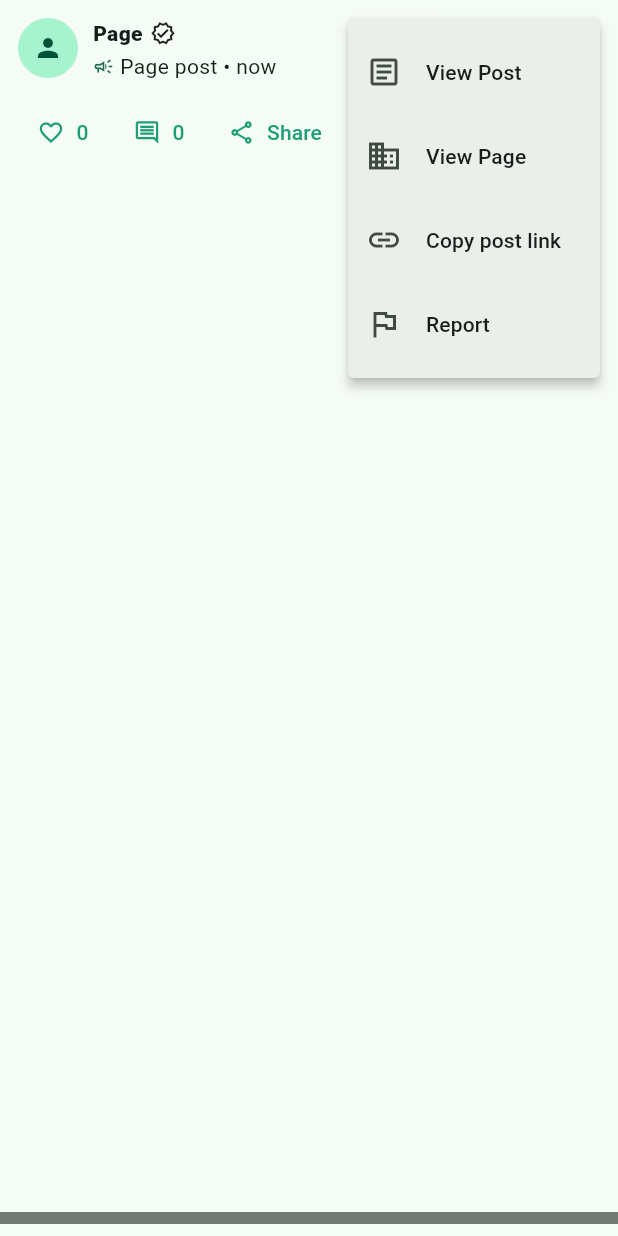
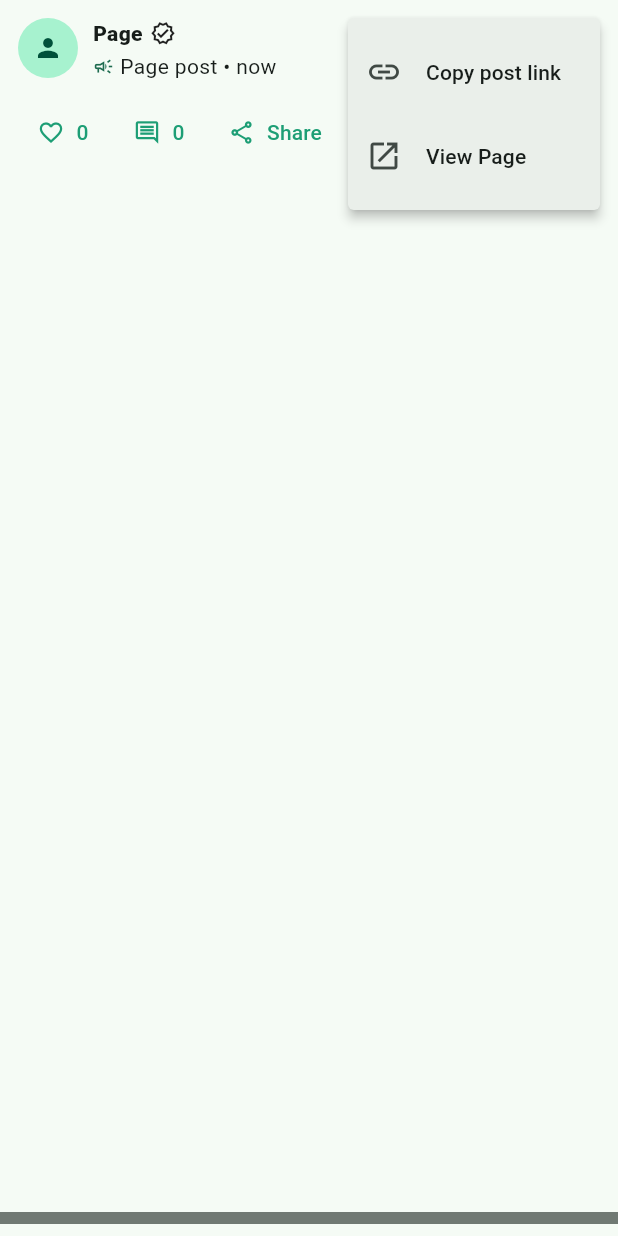
Before and after one commit to ssingh1432/gather, a Flutter app: the PageOwnerPostHomeCard widget shown alone on an empty page, opened directly with empty values, after a tap on the "more vert" icon, on a phone screen of 412 x 824 dp. Run offline on Flutter 3.47's test engine with Material 3 defaults, Android fonts, the phone set to English and light mode, and no system bars; our stand-ins replace audioplayers, cached_network_image, file_picker, firebase_core, firebase_messaging, flutter_dotenv and 15 more; missing offline and left inert: dart:js_interop, gal, receive_sharing_intent; accounts and stored records are empty; network calls fail; statements that could not run were skipped.

```diff
--- a/flutter_app/lib/features/pages/page_owner_post_home_card.dart
+++ b/flutter_app/lib/features/pages/page_owner_post_home_card.dart
@@ -21,191 +21,34 @@ class PageOwnerPostHomeCard extends StatefulWidget {
 class _PageOwnerPostHomeCardState extends State<PageOwnerPostHomeCard> {
   final _repo = PageOwnerPostEngagementRepository();
   bool _liked = false;
-  int _likes = 0, _comments = 0, _shares = 0;
+  int _likes = 0;
+  int _comments = 0;
+  int _shares = 0;
   bool _busy = false;
-
-  @override
-  void initState() {
-    super.initState();
-    _likes = widget.post.likeCount; _comments = widget.post.commentCount; _shares = widget.post.shareCount; _liked = widget.post.isLiked;
-    _loadEngagement();
-  }
-
-  Future<void> _loadEngagement() async {
-    try {
-      final e = await _repo.getEngagement(widget.post.id);
-      if (!mounted) return;
-      setState(() { _likes = e['likes'] as int; _comments = e['comments'] as int; _shares = e['shares'] as int; _liked = e['liked'] as bool; });
-    } catch (_) {}
-  }
-
-  Future<void> _copyLink(BuildContext context) async {
-    if (widget.pageId == null || widget.pageId!.isEmpty) return;
-    await Clipboard.setData(ClipboardData(text: 'https://eiquoab.xyz/page?id=${widget.pageId}&postId=${widget.post.id}'));
-    if (context.mounted) ScaffoldMessenger.of(context).showSnackBar(const SnackBar(content: Text('Post link copied.')));
-  }
-
-  Future<void> _reportPost(BuildContext context) async {
-    if (SupabaseConfig.currentUserId == null) { context.push('/login'); return; }
-    final result = await showDialog<Map<String, String>>(context: context, builder: (_) => const _PagePostReportDialog());
-    if (result == null) return;
-    try {
-      await _repo.report(widget.post.id, result['category']!, reason: result['reason']);
-      if (context.mounted) ScaffoldMessenger.of(context).showSnackBar(const SnackBar(content: Text('Report submitted.')));
-    } catch (_) {
-      if (context.mounted) ScaffoldMessenger.of(context).showSnackBar(const SnackBar(content: Text('Could not submit report.')));
-    }
-  }
-
-  Future<void> _toggleLike() async {
-    final uid = SupabaseConfig.currentUserId;
-    if (uid == null) { context.push('/login'); return; }
-    if (_busy) return;
-    final previous = _liked;
-    setState(() { _busy = true; _liked = !previous; _likes += previous ? -1 : 1; });
-    try { await _repo.setLike(widget.post.id, !previous); }
-    catch (_) {
-      if (mounted) {
-        setState(() { _liked = previous; _likes += previous ? 1 : -1; });
-        ScaffoldMessenger.of(context).showSnackBar(const SnackBar(content: Text('Could not update like.')));
-      }
-    } finally { if (mounted) setState(() => _busy = false); }
-  }
-
-  Future<void> _commentsSheet() async {
-    await showModalBottomSheet(context: context, isScrollControlled: true, showDragHandle: true, builder: (_) => _PageOwnerCommentsSheet(postId: widget.post.id));
-    _loadEngagement();
-  }
-
-  Future<void> _share() async {
-    final uid = SupabaseConfig.currentUserId;
-    if (uid == null) { context.push('/login'); return; }
-    if (widget.pageId == null || widget.pageId!.isEmpty) return;
-    final url = 'https://eiquoab.xyz/page?id=${widget.pageId}&postId=${widget.post.id}';
-    final text = widget.post.textContent.trim();
-    try {
-      await Share.share([if (text.isNotEmpty) text, url].join('\n\n'));
-      await _repo.recordShare(widget.post.id);
-      if (mounted) setState(() => _shares++);
-    } catch (_) { if (mounted) ScaffoldMessenger.of(context).showSnackBar(const SnackBar(content: Text('Could not share this post.'))); }
-  }
-
-  Future<void> _viewPost() async {
-    await showModalBottomSheet<void>(
-      context: context,
-      isScrollControlled: true,
-      showDragHandle: true,
-      builder: (_) => SafeArea(
-        child: SingleChildScrollView(
-          child: PageOwnerPostHomeCard(post: widget.post, pageId: widget.pageId, pageName: widget.pageName),
-        ),
-      ),
-    );
-  }
-
-  @override
-  Widget build(BuildContext context) {
-    final name = widget.pageName.isEmpty ? 'Page' : widget.pageName;
-    return Container(
-      margin: const EdgeInsets.only(bottom: 8),
-      decoration: BoxDecoration(color: Theme.of(context).cardColor, border: Border(bottom: BorderSide(color: Theme.of(context).dividerColor, width: 8))),
-      child: Padding(
-        padding: const EdgeInsets.fromLTRB(12, 12, 12, 10),
-        child: Column(crossAxisAlignment: CrossAxisAlignment.start, children: [
-          Row(crossAxisAlignment: CrossAxisAlignment.start, children: [
-            ProfileAvatar(url: widget.post.authorAvatarUrl, radius: 20),
-            const SizedBox(width: 10),
-            Expanded(child: Column(crossAxisAlignment: CrossAxisAlignment.start, children: [
-              Row(children: [Flexible(child: Text(name, style: const TextStyle(fontWeight: FontWeight.w800))), const SizedBox(width: 5), const Icon(Icons.verified_outlined, size: 17)]),
-              const SizedBox(height: 2),
-              Row(children: [Icon(Icons.campaign_outlined, size: 14, color: Theme.of(context).colorScheme.primary), const SizedBox(width: 4), Text('Page post • ${timeAgo(widget.post.createdAt)}')]),
-            ])),
-            PopupMenuButton<String>(
-              tooltip: 'Post options',
-              onSelected: (value) { if (value == 'copy') _copyLink(context); if (value == 'view') _viewPost(); if (value == 'page' && widget.pageId != null) context.push('/page-profile?id=${widget.pageId}'); if (value == 'report') _reportPost(context); },
-              itemBuilder: (_) => const [
-                PopupMenuItem(value: 'view', child: ListTile(contentPadding: EdgeInsets.zero, leading: Icon(Icons.article_outlined), title: Text('View Post'))),
-                PopupMenuItem(value: 'page', child: ListTile(contentPadding: EdgeInsets.zero, leading: Icon(Icons.business_outlined), title: Text('View Page'))),
-                PopupMenuItem(value: 'copy', child: ListTile(contentPadding: EdgeInsets.zero, leading: Icon(Icons.link), title: Text('Copy post link'))),
-                PopupMenuItem(value: 'report', child: ListTile(contentPadding: EdgeInsets.zero, leading: Icon(Icons.flag_outlined), title: Text('Report'))),
-              ],
-            ),
-          ]),
-          if (widget.post.textContent.trim().isNotEmpty) ...[const SizedBox(height: 12), Text(widget.post.textContent, style: Theme.of(context).textTheme.bodyLarge)],
-          if (widget.post.mediaItems.isNotEmpty) ...[
-            const SizedBox(height: 12),
-            PageMediaGallery(items: widget.post.mediaItems.map((item) => {'url': item.mediaUrl, 'type': item.mediaType, 'media_url': item.mediaUrl, 'media_type': item.mediaType, if (item.thumbnailUrl != null) 'thumbnail_url': item.thumbnailUrl}).toList()),
-          ],
-          const SizedBox(height: 4),
-          Row(children: [
-            TextButton.icon(onPressed: _toggleLike, icon: Icon(_liked ? Icons.favorite : Icons.favorite_border, size: 18), label: Text('$_likes')),
-            TextButton.icon(onPressed: _commentsSheet, icon: const Icon(Icons.comment_outlined, size: 18), label: Text('$_comments')),
-            TextButton.icon(onPressed: _share, icon: const Icon(Icons.share_outlined, size: 18), label: Text(_shares == 0 ? 'Share' : '$_shares')),
-            const Spacer(),
-            TextButton(onPressed: _viewPost, child: const Text('View Post')),
-            TextButton(onPressed: widget.pageId == null ? null : () => context.push('/page-profile?id=${widget.pageId}'), child: const Text('View Page')),
-          ]),
-        ]),
-      ),
-    );
-  }
+  @override void initState() { super.initState(); _likes = widget.post.likeCount; _comments = widget.post.commentCount; _shares = widget.post.shareCount; _liked = widget.post.isLiked; _loadEngagement(); }
+  Future<void> _loadEngagement() async { try { final e = await _repo.getEngagement(widget.post.id); if (!mounted) return; setState(() { _likes = e['likes'] as int; _comments = e['comments'] as int; _shares = e['shares'] as int; _liked = e['liked'] as bool; }); } catch (_) {} }
+  Future<void> _copyLink(BuildContext context) async { if (widget.pageId == null || widget.pageId!.isEmpty) return; await Clipboard.setData(ClipboardData(text: 'https://eiquoab.xyz/page?id=${widget.pageId}&postId=${widget.post.id}')); if (context.mounted) ScaffoldMessenger.of(context).showSnackBar(const SnackBar(content: Text('Post link copied.'))); }
+  Future<void> _toggleLike() async { final uid = SupabaseConfig.currentUserId; if (uid == null) { context.push('/login'); return; } if (_busy) return; final previous = _liked; setState(() { _busy = true; _liked = !previous; _likes += previous ? -1 : 1; }); try { await _repo.setLike(widget.post.id, !previous); } catch (_) { if (mounted) { setState(() { _liked = previous; _likes += previous ? 1 : -1; }); ScaffoldMessenger.of(context).showSnackBar(const SnackBar(content: Text('Could not update like.'))); } } finally { if (mounted) setState(() => _busy = false); } }
+  Future<void> _commentsSheet() async { await showModalBottomSheet(context: context, isScrollControlled: true, showDragHandle: true, builder: (_) => _PageOwnerCommentsSheet(postId: widget.post.id)); _loadEngagement(); }
+  Future<void> _share() async { final uid = SupabaseConfig.currentUserId; if (uid == null) { context.push('/login'); return; } if (widget.pageId == null || widget.pageId!.isEmpty) return; final url = 'https://eiquoab.xyz/page?id=${widget.pageId}&postId=${widget.post.id}'; final text = widget.post.textContent.trim(); try { await Share.share([if (text.isNotEmpty) text, url].join('\n\n')); await _repo.recordShare(widget.post.id); if (mounted) setState(() => _shares++); } catch (_) { if (mounted) ScaffoldMessenger.of(context).showSnackBar(const SnackBar(content: Text('Could not share this post.'))); } }
+  @override Widget build(BuildContext context) { final name = widget.pageName.isEmpty ? 'Page' : widget.pageName; return Container(margin: const EdgeInsets.only(bottom: 8), decoration: BoxDecoration(color: Theme.of(context).cardColor, border: Border(bottom: BorderSide(color: Theme.of(context).dividerColor, width: 8))), child: Padding(padding: const EdgeInsets.fromLTRB(12,12,12,10), child: Column(crossAxisAlignment: CrossAxisAlignment.start, children: [
+    Row(crossAxisAlignment: CrossAxisAlignment.start, children: [ProfileAvatar(url: widget.post.authorAvatarUrl, radius: 20), const SizedBox(width: 10), Expanded(child: Column(crossAxisAlignment: CrossAxisAlignment.start, children: [Row(children: [Flexible(child: Text(name, style: const TextStyle(fontWeight: FontWeight.w800))), const SizedBox(width: 5), const Icon(Icons.verified_outlined, size: 17)]), const SizedBox(height: 2), Row(children: [Icon(Icons.campaign_outlined, size: 14, color: Theme.of(context).colorScheme.primary), const SizedBox(width: 4), Text('Page post • ${timeAgo(widget.post.createdAt)}')])])), PopupMenuButton<String>(tooltip: 'Post options', onSelected: (value) { if (value == 'copy') _copyLink(context); if (value == 'view' && widget.pageId != null) context.push('/page-profile?id=${widget.pageId}'); }, itemBuilder: (_) => const [PopupMenuItem(value: 'copy', child: ListTile(contentPadding: EdgeInsets.zero, leading: Icon(Icons.link), title: Text('Copy post link'))), PopupMenuItem(value: 'view', child: ListTile(contentPadding: EdgeInsets.zero, leading: Icon(Icons.open_in_new), title: Text('View Page')))]),]),
+    if (widget.post.textContent.trim().isNotEmpty) ...[const SizedBox(height: 12), Text(widget.post.textContent, style: Theme.of(context).textTheme.bodyLarge)],
+    if (widget.post.mediaItems.isNotEmpty) ...[const SizedBox(height: 12), PageMediaGallery(items: widget.post.mediaItems.map((item) => {'url': item.mediaUrl, 'type': item.mediaType, 'media_url': item.mediaUrl, 'media_type': item.mediaType, if (item.thumbnailUrl != null) 'thumbnail_url': item.thumbnailUrl}).toList())],
+    const SizedBox(height: 4), Row(children: [TextButton.icon(onPressed: _toggleLike, icon: Icon(_liked ? Icons.favorite : Icons.favorite_border, size: 18), label: Text('$_likes')), TextButton.icon(onPressed: _commentsSheet, icon: const Icon(Icons.comment_outlined, size: 18), label: Text('$_comments')), TextButton.icon(onPressed: _share, icon: const Icon(Icons.share_outlined, size: 18), label: Text(_shares == 0 ? 'Share' : '$_shares')), const Spacer(), TextButton(onPressed: widget.pageId == null ? null : () => context.push('/page-profile?id=${widget.pageId}'), child: const Text('View Page'))],),
+  ]))); }
 }
 
-class _PagePostReportDialog extends StatefulWidget {
-  const _PagePostReportDialog();
-  @override State<_PagePostReportDialog> createState() => _PagePostReportDialogState();
-}
-class _PagePostReportDialogState extends State<_PagePostReportDialog> {
-  final _reason = TextEditingController();
-  String _category = 'spam';
-  @override void dispose() { _reason.dispose(); super.dispose(); }
-  @override Widget build(BuildContext context) => AlertDialog(
-    title: const Text('Report Page post'),
-    content: SingleChildScrollView(child: Column(mainAxisSize: MainAxisSize.min, children: [
-      DropdownButtonFormField<String>(value: _category, decoration: const InputDecoration(labelText: 'Reason'), items: const [
-        DropdownMenuItem(value: 'spam', child: Text('Spam')),
-        DropdownMenuItem(value: 'harassment', child: Text('Harassment or abuse')),
-        DropdownMenuItem(value: 'misinformation', child: Text('False or misleading information')),
-        DropdownMenuItem(value: 'inappropriate', child: Text('Inappropriate content')),
-        DropdownMenuItem(value: 'other', child: Text('Other')),
-      ], onChanged: (v) { if (v != null) setState(() => _category = v); }),
-      const SizedBox(height: 12),
-      TextField(controller: _reason, maxLines: 3, decoration: const InputDecoration(labelText: 'Additional details (optional)', border: OutlineInputBorder())),
-    ])),
-    actions: [TextButton(onPressed: () => Navigator.pop(context), child: const Text('Cancel')), FilledButton(onPressed: () => Navigator.pop(context, {'category': _category, 'reason': _reason.text}), child: const Text('Report'))],
-  );
-}
-
-class _PageOwnerCommentsSheet extends StatefulWidget {
-  const _PageOwnerCommentsSheet({required this.postId});
-  final String postId;
-  @override State<_PageOwnerCommentsSheet> createState() => _PageOwnerCommentsSheetState();
-}
+class _PageOwnerCommentsSheet extends StatefulWidget { const _PageOwnerCommentsSheet({required this.postId}); final String postId; @override State<_PageOwnerCommentsSheet> createState() => _PageOwnerCommentsSheetState(); }
 class _PageOwnerCommentsSheetState extends State<_PageOwnerCommentsSheet> {
-  final _repo = PageOwnerPostEngagementRepository();
-  final _controller = TextEditingController();
-  List<Map<String, dynamic>> _comments = const [];
-  bool _loading = true;
-  bool _sending = false;
+  final _repo = PageOwnerPostEngagementRepository(); final _controller = TextEditingController(); List<Map<String,dynamic>> _comments = const []; bool _loading = true, _sending = false;
   @override void initState() { super.initState(); _load(); }
   @override void dispose() { _controller.dispose(); super.dispose(); }
   Future<void> _load() async { try { _comments = await _repo.listComments(widget.postId); } catch (_) {} if (mounted) setState(() => _loading = false); }
-  Future<void> _send() async {
-    final text = _controller.text.trim();
-    if (text.isEmpty || _sending) return;
-    if (SupabaseConfig.currentUserId == null) { context.push('/login'); return; }
-    setState(() => _sending = true);
-    try { await _repo.addComment(widget.postId, text); _controller.clear(); _loading = true; await _load(); }
-    catch (_) { if (mounted) ScaffoldMessenger.of(context).showSnackBar(const SnackBar(content: Text('Could not add comment.'))); }
-    finally { if (mounted) setState(() => _sending = false); }
-  }
+  Future<void> _send() async { final text = _controller.text.trim(); if (text.isEmpty || _sending) return; if (SupabaseConfig.currentUserId == null) { context.push('/login'); return; } setState(() => _sending = true); try { await _repo.addComment(widget.postId, text); _controller.clear(); _loading = true; await _load(); } catch (_) { if (mounted) ScaffoldMessenger.of(context).showSnackBar(const SnackBar(content: Text('Could not add comment.'))); } finally { if (mounted) setState(() => _sending = false); } }
   @override Widget build(BuildContext context) => SafeArea(child: SizedBox(height: MediaQuery.sizeOf(context).height * .65, child: Column(children: [
     const Padding(padding: EdgeInsets.all(12), child: Text('Comments', style: TextStyle(fontWeight: FontWeight.w700))),
-    Expanded(child: _loading ? const Center(child: CircularProgressIndicator()) : _comments.isEmpty ? const Center(child: Text('No comments yet.')) : ListView.builder(itemCount: _comments.length, itemBuilder: (_, i) {
-      final c = _comments[i]; final u = c['users'] is Map ? Map<String, dynamic>.from(c['users'] as Map) : <String,dynamic>{};
-      final name = u['display_name']?.toString().trim(); final username = u['username']?.toString().trim();
-      return ListTile(leading: ProfileAvatar(url: u['profile_photo_url']?.toString(), radius: 18), title: Text(name?.isNotEmpty == true ? name! : '@${username ?? 'user'}'), subtitle: Text(c['content']?.toString() ?? ''));
-    })),
-    Padding(padding: EdgeInsets.fromLTRB(12, 8, 12, MediaQuery.viewInsetsOf(context).bottom + 8), child: Row(children: [Expanded(child: TextField(controller: _controller, maxLines: 3, decoration: const InputDecoration(hintText: 'Write a comment…', border: OutlineInputBorder()))), IconButton(onPressed: _sending ? null : _send, icon: const Icon(Icons.send))]),),
-  ]));
+    Expanded(child: _loading ? const Center(child: CircularProgressIndicator()) : _comments.isEmpty ? const Center(child: Text('No comments yet.')) : ListView.builder(itemCount: _comments.length, itemBuilder: (_, i) { final c = _comments[i]; final u = c['users'] is Map ? Map<String,dynamic>.from(c['users'] as Map) : <String,dynamic>{}; final name = u['display_name']?.toString().trim(); final username = u['username']?.toString().trim(); return ListTile(leading: ProfileAvatar(url: u['profile_photo_url']?.toString(), radius: 18), title: Text(name?.isNotEmpty == true ? name! : '@${username ?? 'user'}'), subtitle: Text(c['content']?.toString() ?? '')); })),
+    Padding(padding: EdgeInsets.fromLTRB(12,8,12,MediaQuery.viewInsetsOf(context).bottom + 8), child: Row(children: [Expanded(child: TextField(controller: _controller, maxLines: 3, decoration: const InputDecoration(hintText: 'Write a comment…', border: OutlineInputBorder()))), IconButton(onPressed: _sending ? null : _send, icon: const Icon(Icons.send))])),
+  ])));
 }
```
